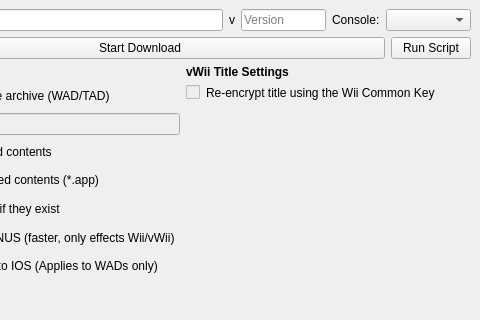
This is qt/ui/MainMenu.ui in NinjaCheetah/NUSGet as Qt 5 draws it before an edit; both pictures show x 530 to 1010 and y 0 to 320 of the 1010 by 625 pixel window. The edited form follows.
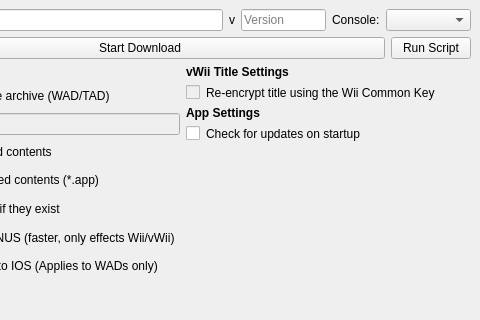
This is the edited form.

Commit message: Added support for disabling auto-updates via a new config file

```diff
--- a/qt/ui/MainMenu.ui
+++ b/qt/ui/MainMenu.ui
@@ -576,6 +576,42 @@
             </item>
            </layout>
           </item>
+          <item>
+           <widget class="QLabel" name="label_2">
+            <property name="font">
+             <font>
+              <bold>true</bold>
+             </font>
+            </property>
+            <property name="text">
+             <string>App Settings</string>
+            </property>
+           </widget>
+          </item>
+          <item>
+           <layout class="QHBoxLayout" name="horizontalLayout_2">
+            <item>
+             <widget class="QCheckBox" name="auto_update_chkbox">
+              <property name="sizePolicy">
+               <sizepolicy hsizetype="Maximum" vsizetype="Fixed">
+                <horstretch>0</horstretch>
+                <verstretch>0</verstretch>
+               </sizepolicy>
+              </property>
+              <property name="text">
+               <string/>
+              </property>
+             </widget>
+            </item>
+            <item>
+             <widget class="QLabel" name="auto_update_chkbox_lbl">
+              <property name="text">
+               <string>Check for updates on startup</string>
+              </property>
+             </widget>
+            </item>
+           </layout>
+          </item>
           <item>
            <spacer name="verticalSpacer">
             <property name="orientation">
```
The commit also changes 11 other files.
